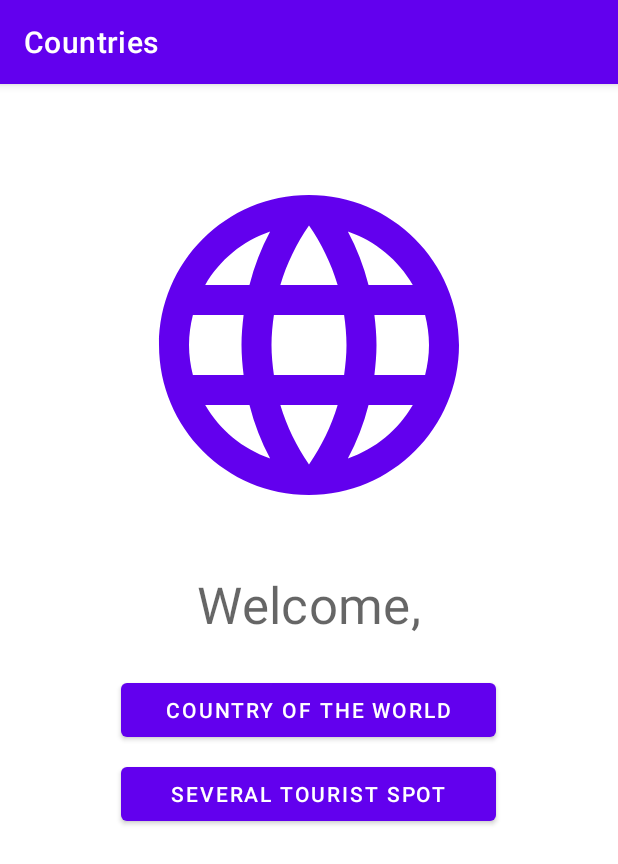
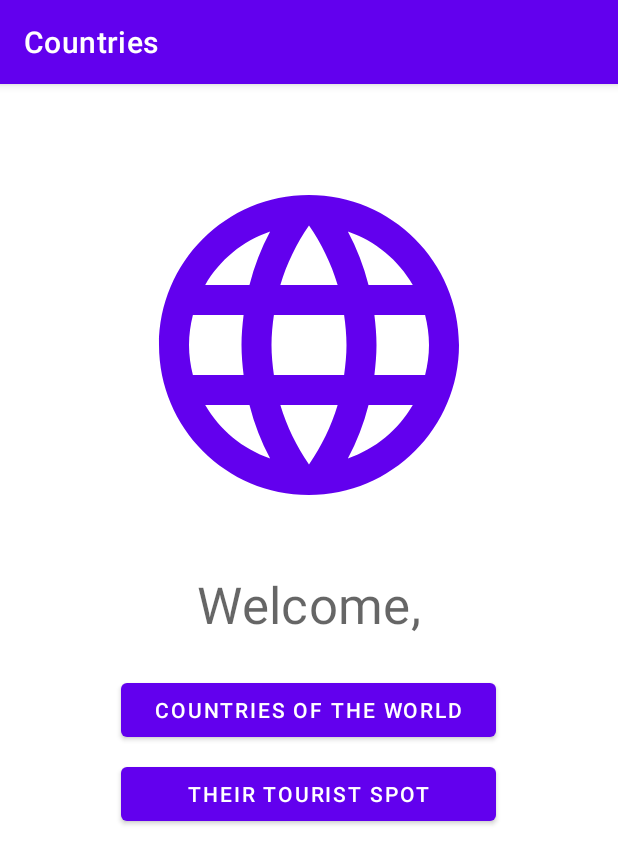
Before and after one commit to zhiaam/UASMobile1, an Android app: the screen it shows after launch (MainActivity), on a phone screen of 412 x 824 dp. Shown: the top 864 px of the screen. Run offline under Robolectric (Android 15) with nearby library versions, the phone set to English and light mode, and no system bars; our stand-ins replace data binding.

```diff
--- a/app/src/main/java/com/example/countries/ui/HeritageDetailFragment.kt
+++ b/app/src/main/java/com/example/countries/ui/HeritageDetailFragment.kt
@@ -6,7 +6,6 @@ import android.view.LayoutInflater
 import android.view.View
 import android.view.ViewGroup
 import androidx.fragment.app.activityViewModels
-import com.example.countries.databinding.FragmentCountryDetailBinding
 import com.example.countries.databinding.FragmentHeritageDetailBinding
 
 
--- a/app/src/main/java/com/example/countries/ui/HeritageListAdapter.kt
+++ b/app/src/main/java/com/example/countries/ui/HeritageListAdapter.kt
@@ -6,8 +6,6 @@ import androidx.recyclerview.widget.DiffUtil
 import androidx.recyclerview.widget.ListAdapter
 import androidx.recyclerview.widget.RecyclerView
 import com.example.countries.databinding.ListViewItem2Binding
-import com.example.countries.network.Fields
-import com.example.countries.network.Heritage
 import com.example.countries.network.Records
 
 class HeritageListAdapter(val clickListener: HeritageListener) :
--- a/app/src/main/java/com/example/countries/ui/HeritageViewModel.kt
+++ b/app/src/main/java/com/example/countries/ui/HeritageViewModel.kt
@@ -5,8 +5,6 @@ import androidx.lifecycle.LiveData
 import androidx.lifecycle.MutableLiveData
 import androidx.lifecycle.ViewModel
 import androidx.lifecycle.viewModelScope
-import com.example.countries.network.Fields
-import com.example.countries.network.Heritage
 import com.example.countries.network.HeritageApi
 import com.example.countries.network.Records
 import kotlinx.coroutines.launch
--- a/app/src/main/res/values/strings.xml
+++ b/app/src/main/res/values/strings.xml
@@ -3,8 +3,8 @@
     <!-- TODO: Remove or change this placeholder text -->
     <string name="hello_blank_fragment">Hello blank fragment</string>
     <string name="greeting">Welcome,</string>
-    <string name="frontbutton">Country of The World</string>
-    <string name="frontbutton2">Several Tourist Spot</string>
+    <string name="frontbutton">Countries of The World</string>
+    <string name="frontbutton2">Their Tourist Spot</string>
     <string name="text1">Commonly known as: </string>
     <string name="text2">Country capital: </string>
     <string name="text3">Located in: </string>
```
Also changed, not shown: app/src/main/java/com/example/countries/BindingAdapters2.kt (+0 -7 lines).
